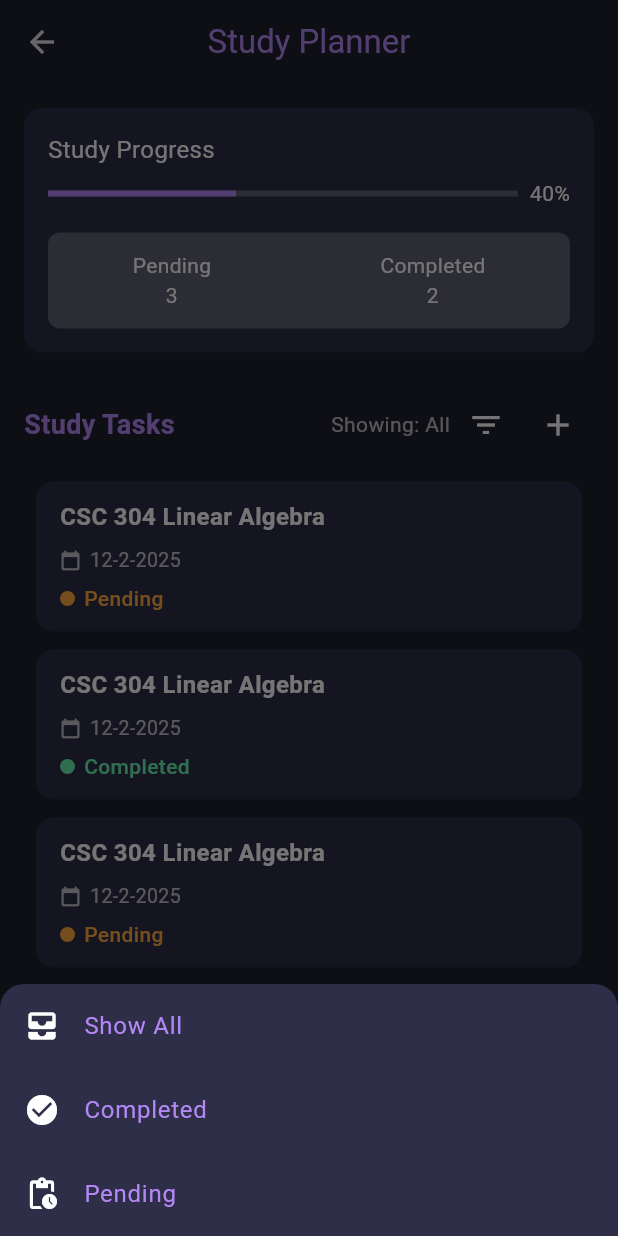
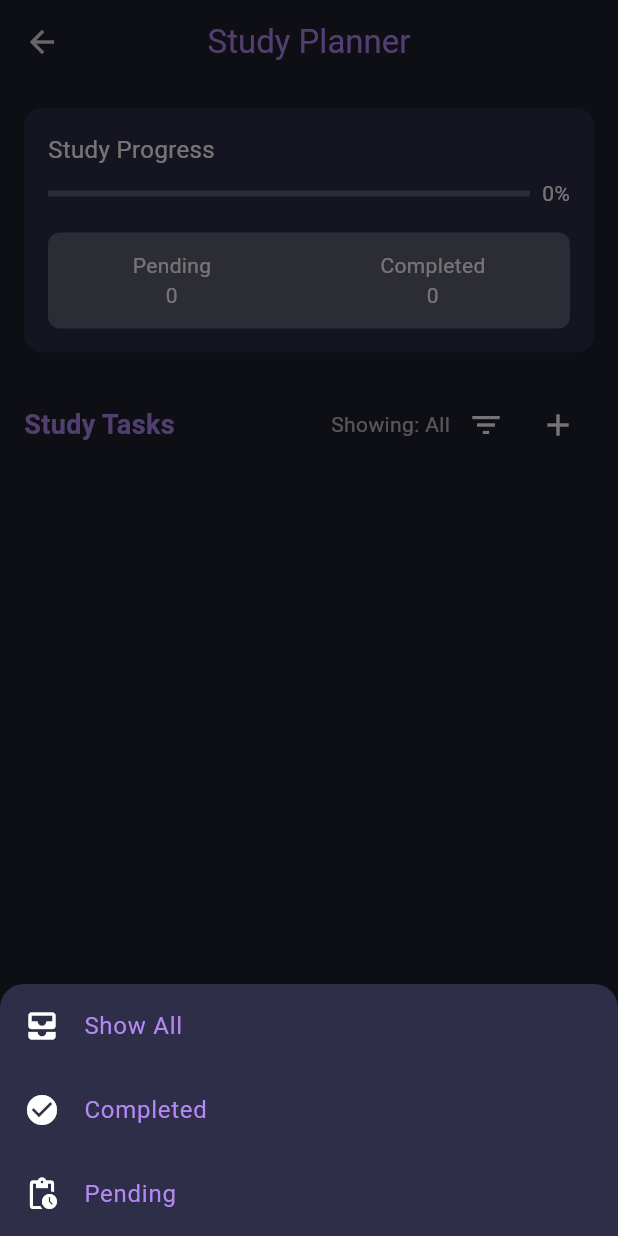
Before and after one commit to Oakkar-Min/edutrack-flutter, a Flutter app: the StudyPlannerPage screen opened by its route, after a tap on the "filter list" icon, on a phone screen of 412 x 824 dp. Run offline on Flutter 3.47's test engine with Material 3 defaults, Android fonts, the phone set to English and light mode, and no system bars; our stand-ins replace cloud_firestore, firebase_auth, firebase_core, flutter_svg; accounts and stored records are empty.

Commit message:
finish planner and assignment dynamic

```diff
--- a/lib/studyplanner/study_planner.dart
+++ b/lib/studyplanner/study_planner.dart
@@ -1,3 +1,5 @@
+import 'package:cloud_firestore/cloud_firestore.dart';
+import 'package:firebase_auth/firebase_auth.dart';
 import 'package:flutter/material.dart';
 import 'package:edu_track_project/studyplanner/task_card_study.dart';
 
@@ -11,51 +13,8 @@ class StudyPlannerPage extends StatefulWidget {
 class _StudyPlannerPageState extends State<StudyPlannerPage> {
   String currentFilter = 'All';
 
-  // TODO: Replace this list with Firestore query later
-  List<Map<String, dynamic>> taskList = [
-    {
-      "title": "CSC 304 Linear Algebra",
-      "date": "12-2-2025",
-      "status": "Pending",
-    },
-    {
-      "title": "CSC 304 Linear Algebra",
-      "date": "12-2-2025",
-      "status": "Completed",
-    },
-    {
-      "title": "CSC 304 Linear Algebra",
-      "date": "12-2-2025",
-      "status": "Pending",
-    },
-    {
-      "title": "CSC 304 Linear Algebra",
-      "date": "12-2-2025",
-      "status": "Completed",
-    },
-    {
-      "title": "CSC 304 Linear Algebra",
-      "date": "12-2-2025",
-      "status": "Pending",
-    },
-  ];
-
   @override
   Widget build(BuildContext context) {
-    final pendingCount =
-        taskList.where((task) => task['status'] == 'Pending').length;
-    final completedCount =
-        taskList.where((task) => task['status'] == 'Completed').length;
-    final totalTasks = taskList.length;
-    final progress = totalTasks == 0 ? 0.0 : completedCount / totalTasks;
-    final progressPercent = (progress * 100).toStringAsFixed(0);
-
-    final filteredTasks = taskList.where((task) {
-      if (currentFilter == 'Completed') return task['status'] == 'Completed';
-      if (currentFilter == 'Pending') return task['status'] == 'Pending';
-      return true; // 'All'
-    }).toList();
-
     return Scaffold(
       backgroundColor: const Color(0xFF1E1E2E),
       appBar: AppBar(
@@ -67,13 +26,139 @@ class _StudyPlannerPageState extends State<StudyPlannerPage> {
         ),
         centerTitle: true,
       ),
-      body: Padding(
+      body: StreamBuilder<QuerySnapshot>(
+        stream: FirebaseFirestore.instance
+            .collection('studyTasks')
+            .where('creator',isEqualTo: FirebaseAuth.instance.currentUser!.uid)
+            .snapshots(),
+        builder: (context, snapshot) {
+          if (snapshot.hasError) {
+            return const Center(child: Text("Error loading tasks", style: TextStyle(color: Colors.white)));
+          }
+
+          if (snapshot.connectionState == ConnectionState.waiting) {
+            return const Center(child: CircularProgressIndicator());
+          }
+
+          final allTasks = snapshot.data!.docs;
+
+          final filteredTasks = allTasks.where((task) {
+            final status = task['status'];
+            if (currentFilter == 'Completed') return status == 'Completed';
+            if (currentFilter == 'Pending') return status == 'Pending';
+            return true;
+          }).toList();
+
+          final totalTasks = allTasks.length;
+          final completedCount = allTasks.where((t) => t['status'] == 'Completed').length;
+          final pendingCount = allTasks.where((t) => t['status'] == 'Pending').length;
+          final progress = totalTasks == 0 ? 0.0 : completedCount / totalTasks;
+          final progressPercent = (progress * 100).toStringAsFixed(0);
+
+          return Padding(
             padding: const EdgeInsets.all(16.0),
             child: Column(
-          crossAxisAlignment: CrossAxisAlignment.start,
               children: [
-            // Progress Summary
-            Container(
+                // Progress summary
+                _buildProgressCard(progress, progressPercent, pendingCount, completedCount),
+
+                const SizedBox(height: 24),
+
+                Row(
+                  children: [
+                    const Expanded(
+                      child: Text(
+                        "Study Tasks",
+                        style: TextStyle(
+                          color: Color(0xFFB388F5),
+                          fontSize: 18,
+                          fontWeight: FontWeight.bold,
+                        ),
+                      ),
+                    ),
+                    Text("Showing: $currentFilter", style: const TextStyle(color: Colors.white70)),
+                    IconButton(
+                      icon: const Icon(Icons.filter_list, color: Colors.white),
+                      onPressed: _showFilterSheet,
+                    ),
+                    IconButton(
+                      onPressed: () {
+                        Navigator.pushNamed(context, '/add_study');
+                      },
+                      icon: const Icon(Icons.add, color: Colors.white),
+                    ),
+                  ],
+                ),
+
+                const SizedBox(height: 8),
+
+                // Task list
+                Expanded(
+                  child: ListView.builder(
+                    padding: const EdgeInsets.only(bottom: 16),
+                    itemCount: filteredTasks.length,
+                    itemBuilder: (context, index) {
+                      final task = filteredTasks[index];
+                      final docId = task.id;
+                      final title = task['title'];
+                      final status = task['status'];
+                      final date = (task['createdAt'] as Timestamp).toDate();
+                      final dateFormatted = "${date.day}-${date.month}-${date.year}";
+
+                      return Dismissible(
+                        key: Key(docId),
+                        background: Container(
+                          alignment: Alignment.centerLeft,
+                          padding: const EdgeInsets.only(left: 20),
+                          color: const Color.fromARGB(255, 25, 141, 85),
+                          child: const Icon(Icons.check_circle, color: Colors.white),
+                        ),
+                        secondaryBackground: Container(
+                          alignment: Alignment.centerRight,
+                          padding: const EdgeInsets.only(right: 20),
+                          color: const Color.fromARGB(255, 141, 29, 21),
+                          child: const Icon(Icons.delete, color: Colors.white),
+                        ),
+                        confirmDismiss: (direction) async {
+                          if (direction == DismissDirection.startToEnd) {
+                            if (status == 'Pending') {
+                              await FirebaseFirestore.instance
+                                  .collection('studyTasks')
+                                  .doc(docId)
+                                  .update({'status': 'Completed'});
+                            }
+                            return false;
+                          } else if (direction == DismissDirection.endToStart) {
+                            final confirm = await _showDeleteConfirmation(context);
+                            if (confirm == true) {
+                              await FirebaseFirestore.instance
+                                  .collection('studyTasks')
+                                  .doc(docId)
+                                  .delete();
+                              return true;
+                            }
+                          }
+                          return false;
+                        },
+                        child: TaskCardStudy(
+                          title: title,
+                          creationDate: dateFormatted,
+                          isCompleted: status == 'Completed',
+                        ),
+                      );
+                    },
+                  ),
+                ),
+              ],
+            ),
+          );
+        },
+      ),
+    );
+  }
+
+  Widget _buildProgressCard(double progress, String percent, int pending, int completed) {
+    return Container(
       padding: const EdgeInsets.all(16),
       decoration: BoxDecoration(
         color: const Color(0xFF2E2E48),
@@ -82,25 +167,19 @@ class _StudyPlannerPageState extends State<StudyPlannerPage> {
       child: Column(
         crossAxisAlignment: CrossAxisAlignment.start,
         children: [
-                  const Text(
-                    "Study Progress",
-                    style: TextStyle(color: Colors.white, fontSize: 16),
-                  ),
+          const Text("Study Progress", style: TextStyle(color: Colors.white, fontSize: 16)),
           const SizedBox(height: 8),
           Row(
             children: [
               Expanded(
                 child: LinearProgressIndicator(
-                          value: progress, // TODO: Replace with Firestore data
+                  value: progress,
                   backgroundColor: Colors.white24,
                   color: const Color(0xFFB388F5),
                 ),
               ),
               const SizedBox(width: 8),
-                      Text(
-                        "$progressPercent%",
-                        style: const TextStyle(color: Colors.white),
-                      ),
+              Text("$percent%", style: const TextStyle(color: Colors.white)),
             ],
           ),
           const SizedBox(height: 16),
@@ -113,202 +192,65 @@ class _StudyPlannerPageState extends State<StudyPlannerPage> {
             child: Row(
               mainAxisAlignment: MainAxisAlignment.spaceAround,
               children: [
-                        Text(
-                          "Pending\n$pendingCount",
-                          textAlign: TextAlign.center,
-                          style: const TextStyle(color: Colors.white),
-                        ),
-                        Text(
-                          "Completed\n$completedCount",
-                          textAlign: TextAlign.center,
-                          style: const TextStyle(color: Colors.white),
-                        ),
+                Text("Pending\n$pending", textAlign: TextAlign.center, style: const TextStyle(color: Colors.white)),
+                Text("Completed\n$completed", textAlign: TextAlign.center, style: const TextStyle(color: Colors.white)),
               ],
             ),
           ),
         ],
       ),
-            ),
+    );
+  }
 
-            const SizedBox(height: 24),
-            Row(
-              children: [
-                const Expanded(
-                  child: Text(
-                    "Study Tasks",
-                    style: TextStyle(
-                      color: Color(0xFFB388F5),
-                      fontSize: 18,
-                      fontWeight: FontWeight.bold,
-                    ),
-                  ),
-                ),
-                Align(
-                  alignment: Alignment.centerLeft,
-                  child: Text(
-                    "Showing: $currentFilter",
-                    style: const TextStyle(color: Colors.white70),
-                  ),
-                ),
-                IconButton(
-                  icon: const Icon(Icons.filter_list, color: Colors.white),
-                  onPressed: () {
+  void _showFilterSheet() {
     showModalBottomSheet(
       context: context,
       backgroundColor: const Color(0xFF2E2E48),
       shape: const RoundedRectangleBorder(
-                        borderRadius:
-                            BorderRadius.vertical(top: Radius.circular(16)),
+        borderRadius: BorderRadius.vertical(top: Radius.circular(16)),
       ),
       builder: (_) {
         return Column(
           mainAxisSize: MainAxisSize.min,
           children: [
-                            ListTile(
-                              leading: const Icon(Icons.all_inbox,
-                                  color: Colors.white),
-                              title: const Text("Show All",
-                                  style: TextStyle(color: Color(0xFFB388F5))),
-                              onTap: () {
-                                Navigator.pop(context);
-                                setState(() {
-                                  currentFilter = 'All';
-                                });
-                              },
-                            ),
-                            ListTile(
-                              leading: const Icon(Icons.check_circle,
-                                  color: Colors.white),
-                              title: const Text("Completed",
-                                  style: TextStyle(color: Color(0xFFB388F5))),
-                              onTap: () {
-                                Navigator.pop(context);
-                                setState(() {
-                                  currentFilter = 'Completed';
-                                });
-                              },
-                            ),
-                            ListTile(
-                              leading: const Icon(Icons.pending_actions,
-                                  color: Colors.white),
-                              title: const Text("Pending",
-                                  style: TextStyle(color: Color(0xFFB388F5))),
-                              onTap: () {
-                                Navigator.pop(context);
-                                setState(() {
-                                  currentFilter = 'Pending';
-                                });
-                              },
-                            ),
+            _buildFilterTile("Show All", Icons.all_inbox, 'All'),
+            _buildFilterTile("Completed", Icons.check_circle, 'Completed'),
+            _buildFilterTile("Pending", Icons.pending_actions, 'Pending'),
           ],
         );
       },
     );
+  }
+
+  ListTile _buildFilterTile(String label, IconData icon, String value) {
+    return ListTile(
+      leading: Icon(icon, color: Colors.white),
+      title: Text(label, style: const TextStyle(color: Color(0xFFB388F5))),
+      onTap: () {
+        Navigator.pop(context);
+        setState(() => currentFilter = value);
       },
-                ),
-                IconButton(
-                  onPressed: () {
-                    Navigator.pushNamed(context, '/add_study').then((_) {
-                      // TODO: After navigating back, refresh tasks from Firestore
-                      setState(() {});
-                    });
-                  },
-                  icon: const Icon(Icons.add, color: Colors.white),
-                ),
-              ],
-            ),
+    );
+  }
 
-            const SizedBox(height: 8),
-            // Apply filtering based on currentFilter
-
-            Expanded(
-              child: ListView.builder(
-                padding: const EdgeInsets.only(bottom: 16),
-                itemCount: filteredTasks.length,
-                itemBuilder: (context, index) {
-                  final task = filteredTasks[index];
-
-                  return Dismissible(
-                    key: UniqueKey(),
-                    background: Container(
-                      alignment: Alignment.centerLeft,
-                      padding: const EdgeInsets.only(left: 20),
-                      color: const Color.fromARGB(255, 25, 141, 85),
-                      child:
-                          const Icon(Icons.check_circle, color: Colors.white),
-                    ),
-                    secondaryBackground: Container(
-                      alignment: Alignment.centerRight,
-                      padding: const EdgeInsets.only(right: 20),
-                      color: const Color.fromARGB(255, 141, 29, 21),
-                      child: const Icon(Icons.delete, color: Colors.white),
-                    ),
-                    confirmDismiss: (direction) async {
-                      final originalIndex = taskList
-                          .indexOf(task); // Get actual index in taskList
-
-                      if (direction == DismissDirection.startToEnd) {
-                        if (task['status'] == 'Pending') {
-                          setState(() {
-                            taskList[originalIndex]['status'] = 'Completed';
-                          });
-                          return false; // Mark as complete, don't dismiss
-                        }
-                        return false;
-                      } else if (direction == DismissDirection.endToStart) {
-                        final confirm = await showDialog<bool>(
+  Future<bool?> _showDeleteConfirmation(BuildContext context) {
+    return showDialog<bool>(
       context: context,
       builder: (context) => AlertDialog(
         backgroundColor: const Color(0xFF2E2E48),
-                            title: const Text("Delete Task",
-                                style: TextStyle(color: Colors.white)),
-                            content: const Text(
-                                "Are you sure you want to delete this task?",
-                                style: TextStyle(color: Colors.white70)),
+        title: const Text("Delete Task", style: TextStyle(color: Colors.white)),
+        content: const Text("Are you sure you want to delete this task?", style: TextStyle(color: Colors.white70)),
         actions: [
           TextButton(
-                                child: const Text(
-                                  "Cancel",
-                                  style: TextStyle(
-                                      color: Color.fromARGB(255, 136, 88, 218)),
-                                ),
-                                onPressed: () =>
-                                    Navigator.of(context).pop(false),
+            child: const Text("Cancel", style: TextStyle(color: Color(0xFFB388F5))),
+            onPressed: () => Navigator.of(context).pop(false),
           ),
           TextButton(
-                                child: const Text(
-                                  "Delete",
-                                  style: TextStyle(color: Colors.red),
-                                ),
-                                onPressed: () =>
-                                    Navigator.of(context).pop(true),
+            child: const Text("Delete", style: TextStyle(color: Colors.red)),
+            onPressed: () => Navigator.of(context).pop(true),
           ),
         ],
       ),
     );
-
-                        if (confirm == true) {
-                          setState(() {
-                            taskList.removeAt(originalIndex);
-                          });
-                          return true;
-                        }
-                        return false;
-                      }
-                      return false;
-                    },
-                    child: TaskCardStudy(
-                      title: task['title'],
-                      creationDate: task['date'],
-                      isCompleted: task['status'] == 'Completed',
-                    ),
-                  );
-                },
-              ),
-            ),
-          ],
-        ),
-      ),
-    );
   }
 }
--- a/lib/studyplanner/task_card_study.dart
+++ b/lib/studyplanner/task_card_study.dart
@@ -1,4 +1,41 @@
 import 'package:flutter/material.dart';
+import 'package:cloud_firestore/cloud_firestore.dart';
+
+class StudyTaskList extends StatelessWidget {
+  const StudyTaskList({super.key});
+
+  @override
+  Widget build(BuildContext context) {
+    return StreamBuilder<QuerySnapshot>(
+      stream: FirebaseFirestore.instance
+          .collection('studyTasks')
+          .orderBy('createdAt', descending: true)
+          .snapshots(),
+      builder: (context, snapshot) {
+        if (snapshot.hasError) {
+          return const Center(child: Text("Error loading tasks", style: TextStyle(color: Colors.white)));
+        }
+        if (snapshot.connectionState == ConnectionState.waiting) {
+          return const Center(child: CircularProgressIndicator());
+        }
+
+        final tasks = snapshot.data!.docs;
+
+        return ListView.builder(
+          itemCount: tasks.length,
+          itemBuilder: (context, index) {
+            final task = tasks[index];
+            return TaskCardStudy(
+              title: task['title'],
+              creationDate: (task['createdAt'] as Timestamp).toDate().toString().split(' ')[0],
+              isCompleted: task['status'] == 'Completed',
+            );
+          },
+        );
+      },
+    );
+  }
+}
 
 class TaskCardStudy extends StatelessWidget {
   final String title;
@@ -20,38 +57,29 @@ class TaskCardStudy extends StatelessWidget {
         borderRadius: BorderRadius.circular(12),
       ),
       color: const Color(0xFF2E2E48),
-      elevation: 0, // Remove shadow for flat design
       child: Padding(
-        padding: const EdgeInsets.symmetric(
-          horizontal: 16,
-          vertical: 12,
-        ),
+        padding: const EdgeInsets.symmetric(horizontal: 16, vertical: 12),
         child: Column(
           crossAxisAlignment: CrossAxisAlignment.start,
           children: [
-            Text(
-              title,
-              style: const TextStyle(
-                color: Colors.white,
-                fontWeight: FontWeight.w600, // Slightly bolder
-                fontSize: 16,
-              ),
-            ),
-            const SizedBox(height: 8), // Increased spacing
+            Text(title,
+                style: const TextStyle(
+                  color: Colors.white,
+                  fontWeight: FontWeight.w600,
+                  fontSize: 16,
+                )),
+            const SizedBox(height: 8),
             Row(
               children: [
-                Icon(
-                  Icons.calendar_today,
-                  size: 14,
-                  color: Colors.white70,
+                Text(
+                  "Created: ",
+                  style: const TextStyle(color: Colors.white70, fontSize: 13),
                 ),
+                const Icon(Icons.calendar_today, size: 14, color: Colors.white70),
                 const SizedBox(width: 6),
                 Text(
                   creationDate,
-                  style: const TextStyle(
-                    color: Colors.white70,
-                    fontSize: 13,
-                  ),
+                  style: const TextStyle(color: Colors.white70, fontSize: 13),
                 ),
               ],
             ),
@@ -62,8 +90,7 @@ class TaskCardStudy extends StatelessWidget {
                   width: 10,
                   height: 10,
                   decoration: BoxDecoration(
-                    color:
-                        isCompleted ? Colors.greenAccent : Colors.orangeAccent,
+                    color: isCompleted ? Colors.greenAccent : Colors.orangeAccent,
                     shape: BoxShape.circle,
                   ),
                 ),
@@ -71,8 +98,7 @@ class TaskCardStudy extends StatelessWidget {
                 Text(
                   isCompleted ? "Completed" : "Pending",
                   style: TextStyle(
-                    color:
-                        isCompleted ? Colors.greenAccent : Colors.orangeAccent,
+                    color: isCompleted ? Colors.greenAccent : Colors.orangeAccent,
                     fontWeight: FontWeight.w500,
                   ),
                 ),
```
Also changed, not shown: lib/home/main_page.dart (+37 -3 lines), lib/studyplanner/add_study.dart (+31 -14 lines), lib/studyplanner/study_form.dart (deleted, +0 -130 lines). Lines whose indentation alone changed are shown as unchanged.
